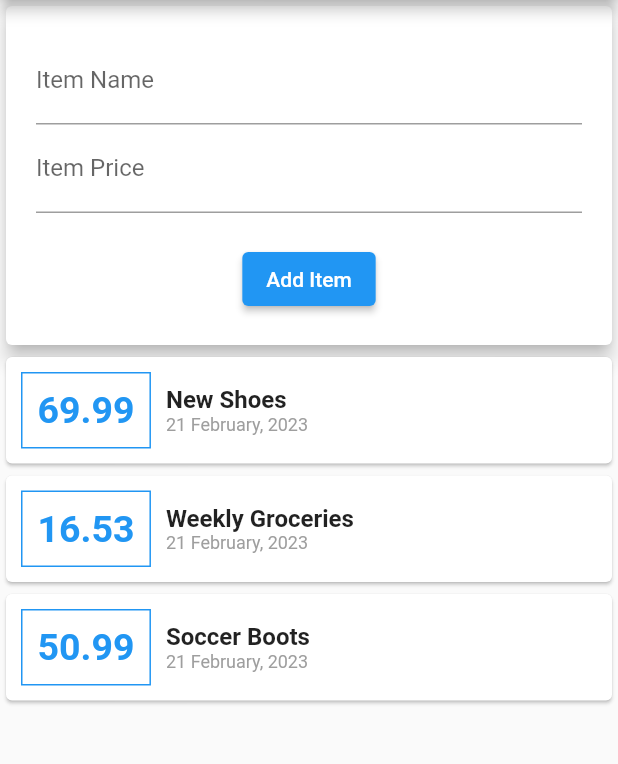
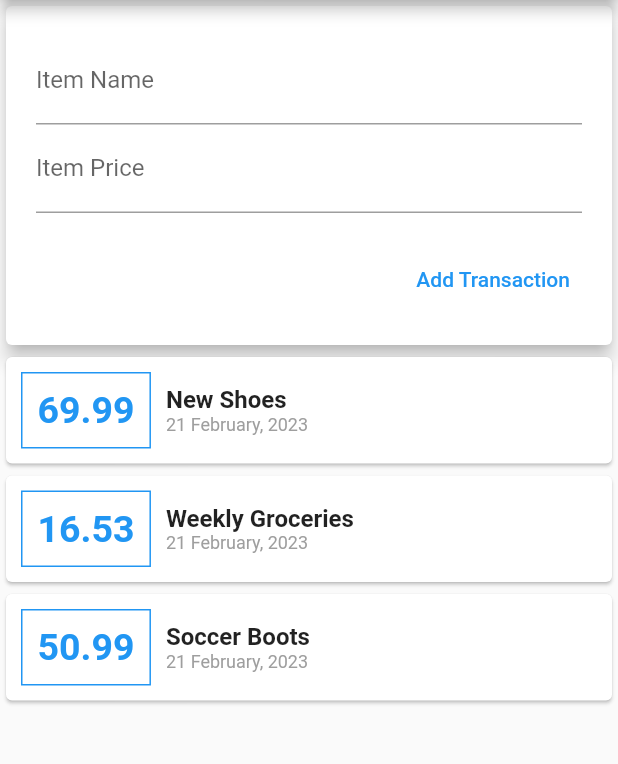
Before and after one commit to benjithorpe/personal_expense, a Flutter app: the screen it shows after launch, on a phone screen of 412 x 824 dp, the part 84-848 px from its top. Run offline on Flutter 3.47's test engine with Material 2 defaults, Android fonts, the phone set to English and light mode, and no system bars.

Commit message:
separated files, add new transaction to list

```diff
--- a/lib/main.dart
+++ b/lib/main.dart
@@ -1,33 +1,10 @@
 import 'package:flutter/material.dart';
-import './transaction.dart';
-import 'package:intl/intl.dart';
-// import './transaction_card.dart';
+import './widgets/user_transaction.dart';
 
-void main() => runApp(MyApp());
+void main() => runApp(const MyApp());
 
 class MyApp extends StatelessWidget {
-  MyApp({super.key});
-
-  final List<Transaction> transactions = [
-    Transaction(
-      id: "t1",
-      title: "New Shoes",
-      amount: 69.99,
-      date: DateTime.now(),
-    ),
-    Transaction(
-      id: 't2',
-      title: 'Weekly Groceries',
-      amount: 16.53,
-      date: DateTime.now(),
-    ),
-    Transaction(
-      id: 't3',
-      title: 'Soccer Boots',
-      amount: 50.99,
-      date: DateTime.now(),
-    ),
-  ];
+  const MyApp({super.key});
 
   @override
   Widget build(BuildContext context) {
@@ -42,87 +19,7 @@ class MyApp extends StatelessWidget {
           title: const Text('Personal Expense'),
           actions: const [Icon(Icons.add)],
         ),
-        body: Column(
-          children: [
-            // Card for text inputs
-            Card(
-              elevation: 5,
-              child: Container(
-                padding:
-                    const EdgeInsets.symmetric(vertical: 20, horizontal: 20),
-                child: Column(
-                  children: [
-                    const TextField(
-                      decoration: InputDecoration(
-                        labelText: "Item Name",
-                      ),
-                    ),
-                    const TextField(
-                      decoration: InputDecoration(
-                        labelText: "Item Price",
-                      ),
-                    ),
-                    const SizedBox(height: 20),
-                    ElevatedButton(
-                      onPressed: () => {},
-                      child: const Text("Add Item"),
-                    )
-                  ],
-                ),
-              ),
-            ),
-            Column(
-              children: transactions
-                  .map((transaction) => Card(
-                        child: Container(
-                          width: double.infinity,
-                          padding: const EdgeInsets.all(10),
-                          child: Row(
-                            mainAxisAlignment: MainAxisAlignment.start,
-                            children: [
-                              Container(
-                                padding: const EdgeInsets.all(10),
-                                margin: const EdgeInsets.only(right: 10),
-                                decoration: BoxDecoration(
-                                  border: Border.all(color: Colors.blue),
-                                ),
-                                child: Text(
-                                  transaction.amount.toString(),
-                                  style: const TextStyle(
-                                    color: Colors.blue,
-                                    fontSize: 25,
-                                    fontWeight: FontWeight.bold,
-                                  ),
-                                ),
-                              ),
-                              Column(
-                                crossAxisAlignment: CrossAxisAlignment.start,
-                                children: [
-                                  Text(
-                                    transaction.title,
-                                    style: const TextStyle(
-                                      fontWeight: FontWeight.bold,
-                                      fontSize: 16,
-                                    ),
-                                  ),
-                                  Text(
-                                    DateFormat("dd MMMM, yyyy")
-                                        .format(transaction.date),
-                                    style: TextStyle(
-                                      color: Colors.grey.shade500,
-                                      fontSize: 12,
-                                    ),
-                                  ),
-                                ],
-                              ),
-                            ],
-                          ),
-                        ),
-                      ))
-                  .toList(),
-            ),
-          ],
-        ),
+        body: const UserTransaction(),
       ),
     );
   }
--- /dev/null
+++ b/lib/widgets/new_transaction.dart
@@ -0,0 +1,44 @@
+import 'package:flutter/material.dart';
+
+class NewTransaction extends StatelessWidget {
+  NewTransaction(this.addTransaction, {super.key});
+
+  final Function addTransaction;
+  final titleController = TextEditingController();
+  final priceController = TextEditingController();
+
+  @override
+  Widget build(BuildContext context) {
+    return Card(
+      elevation: 5,
+      child: Container(
+        padding: const EdgeInsets.symmetric(vertical: 20, horizontal: 20),
+        child: Column(
+          crossAxisAlignment: CrossAxisAlignment.end,
+          children: [
+            TextField(
+              decoration: const InputDecoration(
+                labelText: "Item Name",
+              ),
+              controller: titleController,
+            ),
+            TextField(
+              decoration: const InputDecoration(
+                labelText: "Item Price",
+              ),
+              controller: priceController,
+            ),
+            const SizedBox(height: 20),
+            TextButton(
+              onPressed: () => addTransaction(
+                titleController.text,
+                double.parse(priceController.text),
+              ),
+              child: const Text("Add Transaction"),
+            )
+          ],
+        ),
+      ),
+    );
+  }
+}
--- /dev/null
+++ b/lib/widgets/transaction_list.dart
@@ -0,0 +1,64 @@
+import 'package:flutter/material.dart';
+
+import 'package:intl/intl.dart';
+
+import '../models/transaction.dart';
+
+class TransactionList extends StatelessWidget {
+  final List<Transaction> transactions;
+  const TransactionList(this.transactions, {super.key});
+
+  @override
+  Widget build(BuildContext context) {
+    return Column(
+      children: transactions
+          .map((transaction) => Card(
+                child: Container(
+                  width: double.infinity,
+                  padding: const EdgeInsets.all(10),
+                  child: Row(
+                    mainAxisAlignment: MainAxisAlignment.start,
+                    children: [
+                      Container(
+                        padding: const EdgeInsets.all(10),
+                        margin: const EdgeInsets.only(right: 10),
+                        decoration: BoxDecoration(
+                          border: Border.all(color: Colors.blue),
+                        ),
+                        child: Text(
+                          transaction.amount.toString(),
+                          style: const TextStyle(
+                            color: Colors.blue,
+                            fontSize: 25,
+                            fontWeight: FontWeight.bold,
+                          ),
+                        ),
+                      ),
+                      Column(
+                        crossAxisAlignment: CrossAxisAlignment.start,
+                        children: [
+                          Text(
+                            transaction.title,
+                            style: const TextStyle(
+                              fontWeight: FontWeight.bold,
+                              fontSize: 16,
+                            ),
+                          ),
+                          Text(
+                            DateFormat("dd MMMM, yyyy")
+                                .format(transaction.date),
+                            style: TextStyle(
+                              color: Colors.grey.shade500,
+                              fontSize: 12,
+                            ),
+                          ),
+                        ],
+                      ),
+                    ],
+                  ),
+                ),
+              ))
+          .toList(),
+    );
+  }
+}
--- /dev/null
+++ b/lib/widgets/user_transaction.dart
@@ -0,0 +1,56 @@
+import 'package:flutter/material.dart';
+
+import '../models/transaction.dart';
+import './new_transaction.dart';
+import './transaction_list.dart';
+
+class UserTransaction extends StatefulWidget {
+  const UserTransaction({super.key});
+
+  @override
+  State<UserTransaction> createState() => _UserTransactionState();
+}
+
+class _UserTransactionState extends State<UserTransaction> {
+  final List<Transaction> transactions = [
+    Transaction(
+      id: "t1",
+      title: "New Shoes",
+      amount: 69.99,
+      date: DateTime.now(),
+    ),
+    Transaction(
+      id: 't2',
+      title: 'Weekly Groceries',
+      amount: 16.53,
+      date: DateTime.now(),
+    ),
+    Transaction(
+      id: 't3',
+      title: 'Soccer Boots',
+      amount: 50.99,
+      date: DateTime.now(),
+    ),
+  ];
+
+  void _addNewTransaction(String title, double price) {
+    final newTrx = Transaction(
+      id: DateTime.now().toString(),
+      title: title,
+      amount: price,
+      date: DateTime.now(),
+    );
+
+    setState(() => transactions.add(newTrx));
+  }
+
+  @override
+  Widget build(BuildContext context) {
+    return Column(
+      children: [
+        NewTransaction(_addNewTransaction),
+        TransactionList(transactions),
+      ],
+    );
+  }
+}
```
Also changed, not shown: lib/transaction_card.dart (deleted, +0 -48 lines), lib/models/transaction.dart (renamed from lib/transaction.dart).
